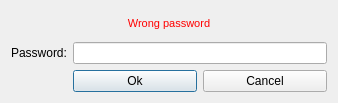
First picture: the form in src/gui/ui/passworddialog.ui, repository ConcealNetwork/conceal-desktop, before the edit.
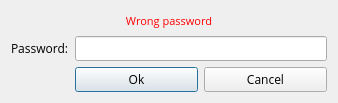
Second picture: the form after the edit.

What changed in the file:
```diff
--- a/src/gui/ui/passworddialog.ui
+++ b/src/gui/ui/passworddialog.ui
@@ -24,7 +24,7 @@
   </property>
   <property name="font">
    <font>
-    <family>Arial</family>
+    <family>Open Sans</family>
     <pointsize>9</pointsize>
    </font>
   </property>
```
